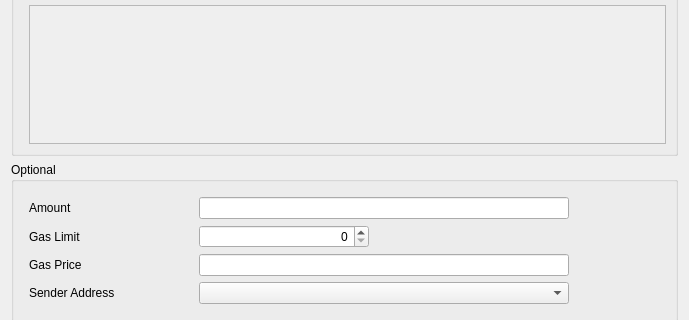
Above: src/qt/forms/sendtocontract.ui from HTMLCOIN/HTMLCOIN before the change; both pictures show x 0 to 689 and y 176 to 496 of the 689 by 583 pixel window. Below: the same form after it.
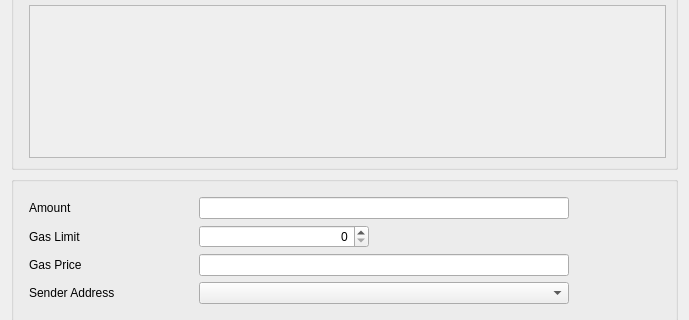
That is the form after the change. Custom widgets are drawn as their Qt base class.

Commit message: Remove Qt titles

```diff
--- a/src/qt/forms/sendtocontract.ui
+++ b/src/qt/forms/sendtocontract.ui
@@ -148,9 +148,6 @@
        </item>
        <item>
         <widget class="QGroupBox" name="groupBoxOptional">
-         <property name="title">
-          <string>Optional</string>
-         </property>
          <layout class="QGridLayout" name="gridLayout_2">
           <property name="leftMargin">
            <number>15</number>
```
The commit also changes 2 other files.
